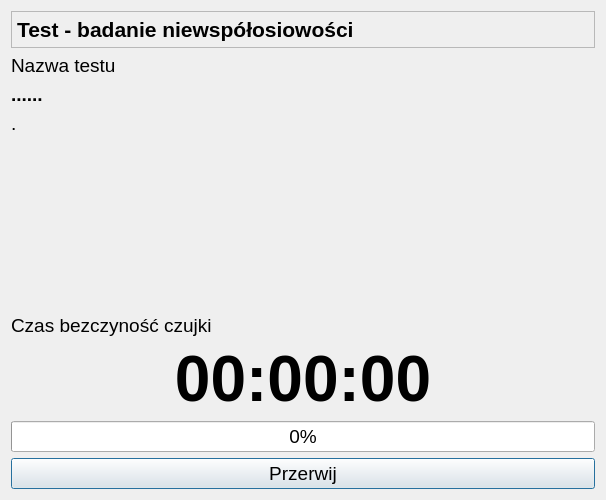
The window that CzujkiLinioweApp/oknoczekaniabadaniekatowe.ui (wiacekmarcin/CzujkiLiniowe) describes before a commit, drawn with Qt 5.
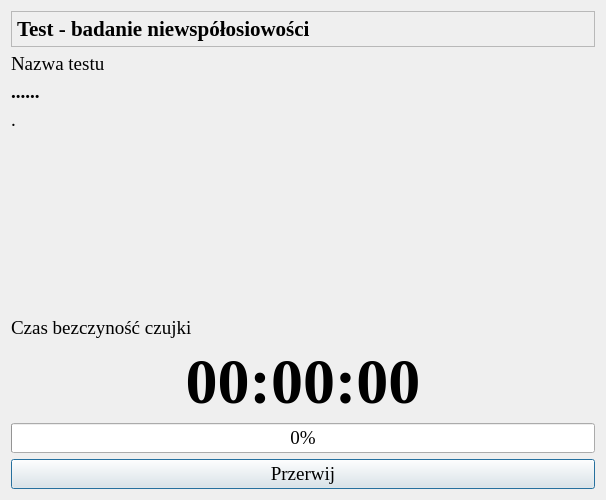
The same window after the commit.

Patch:
```diff
--- a/CzujkiLinioweApp/oknoczekaniabadaniekatowe.ui
+++ b/CzujkiLinioweApp/oknoczekaniabadaniekatowe.ui
@@ -24,7 +24,7 @@
   </property>
   <property name="font">
    <font>
-    <family>Arial</family>
+    <family>Times New Roman</family>
     <pointsize>14</pointsize>
    </font>
   </property>
@@ -69,7 +69,7 @@
         </property>
         <property name="font">
          <font>
-          <family>Arial</family>
+          <family>Times New Roman</family>
           <pointsize>16</pointsize>
           <bold>true</bold>
          </font>
@@ -86,7 +86,7 @@
     <widget class="QLabel" name="eTestName">
      <property name="font">
       <font>
-       <family>Arial</family>
+       <family>Times New Roman</family>
        <pointsize>14</pointsize>
       </font>
      </property>
@@ -102,7 +102,7 @@
     <widget class="QLabel" name="testName">
      <property name="font">
       <font>
-       <family>Arial</family>
+       <family>Times New Roman</family>
        <pointsize>14</pointsize>
        <bold>true</bold>
       </font>
@@ -116,7 +116,7 @@
     <widget class="QLabel" name="podTestName">
      <property name="font">
       <font>
-       <family>Arial</family>
+       <family>Times New Roman</family>
        <pointsize>14</pointsize>
       </font>
      </property>
@@ -142,7 +142,7 @@
     <widget class="QLabel" name="lczas">
      <property name="font">
       <font>
-       <family>Arial</family>
+       <family>Times New Roman</family>
        <pointsize>14</pointsize>
       </font>
      </property>
@@ -158,7 +158,7 @@
     <widget class="QLabel" name="czas">
      <property name="font">
       <font>
-       <family>Arial</family>
+       <family>Times New Roman</family>
        <pointsize>48</pointsize>
        <bold>true</bold>
       </font>
```
